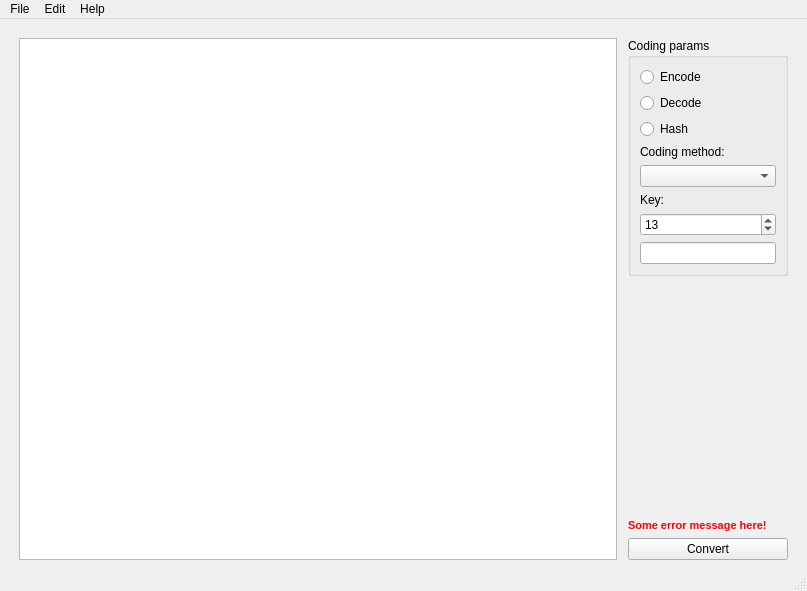
Old version of the form main.ui in the repository Chereq/cryptex.
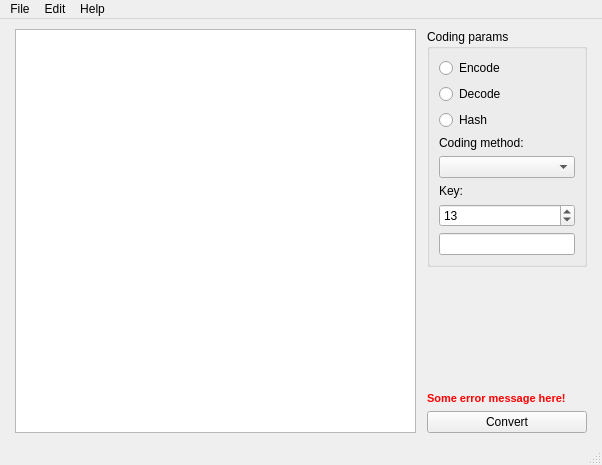
New version of the form. Icons and pictures are not drawn.

Commit message: open recent prepared, menu shortcuts setted in design files

```diff
--- a/main.ui
+++ b/main.ui
@@ -6,8 +6,8 @@
    <rect>
     <x>0</x>
     <y>0</y>
-    <width>807</width>
-    <height>591</height>
+    <width>602</width>
+    <height>465</height>
    </rect>
   </property>
   <property name="windowTitle">
@@ -19,40 +19,20 @@
   </property>
   <widget class="QWidget" name="centralwidget">
    <layout class="QVBoxLayout" name="verticalLayout">
-    <item>
-     <spacer name="verticalSpacer">
-      <property name="orientation">
-       <enum>Qt::Vertical</enum>
-      </property>
-      <property name="sizeType">
-       <enum>QSizePolicy::Fixed</enum>
-      </property>
-      <property name="sizeHint" stdset="0">
-       <size>
-        <width>20</width>
-        <height>10</height>
-       </size>
-      </property>
-     </spacer>
-    </item>
+    <property name="leftMargin">
+     <number>15</number>
+    </property>
+    <property name="topMargin">
+     <number>10</number>
+    </property>
+    <property name="rightMargin">
+     <number>15</number>
+    </property>
+    <property name="bottomMargin">
+     <number>10</number>
+    </property>
     <item>
      <layout class="QHBoxLayout" name="horizontalLayout_5">
-      <item>
-       <spacer name="horizontalSpacer_2">
-        <property name="orientation">
-         <enum>Qt::Horizontal</enum>
-        </property>
-        <property name="sizeType">
-         <enum>QSizePolicy::Fixed</enum>
-        </property>
-        <property name="sizeHint" stdset="0">
-         <size>
-          <width>10</width>
-          <height>20</height>
-         </size>
-        </property>
-       </spacer>
-      </item>
       <item>
        <widget class="QPlainTextEdit" name="text_field"/>
       </item>
@@ -206,22 +186,6 @@
         </item>
        </layout>
       </item>
-      <item>
-       <spacer name="horizontalSpacer">
-        <property name="orientation">
-         <enum>Qt::Horizontal</enum>
-        </property>
-        <property name="sizeType">
-         <enum>QSizePolicy::Fixed</enum>
-        </property>
-        <property name="sizeHint" stdset="0">
-         <size>
-          <width>10</width>
-          <height>20</height>
-         </size>
-        </property>
-       </spacer>
-      </item>
      </layout>
     </item>
    </layout>
@@ -232,8 +196,8 @@
     <rect>
      <x>0</x>
      <y>0</y>
-     <width>807</width>
-     <height>21</height>
+     <width>602</width>
+     <height>25</height>
     </rect>
    </property>
    <widget class="QMenu" name="menuHelp">
```
Left out of the diff: 49 changed lines with no effect on the pictures. The commit also changes 1 other file.
